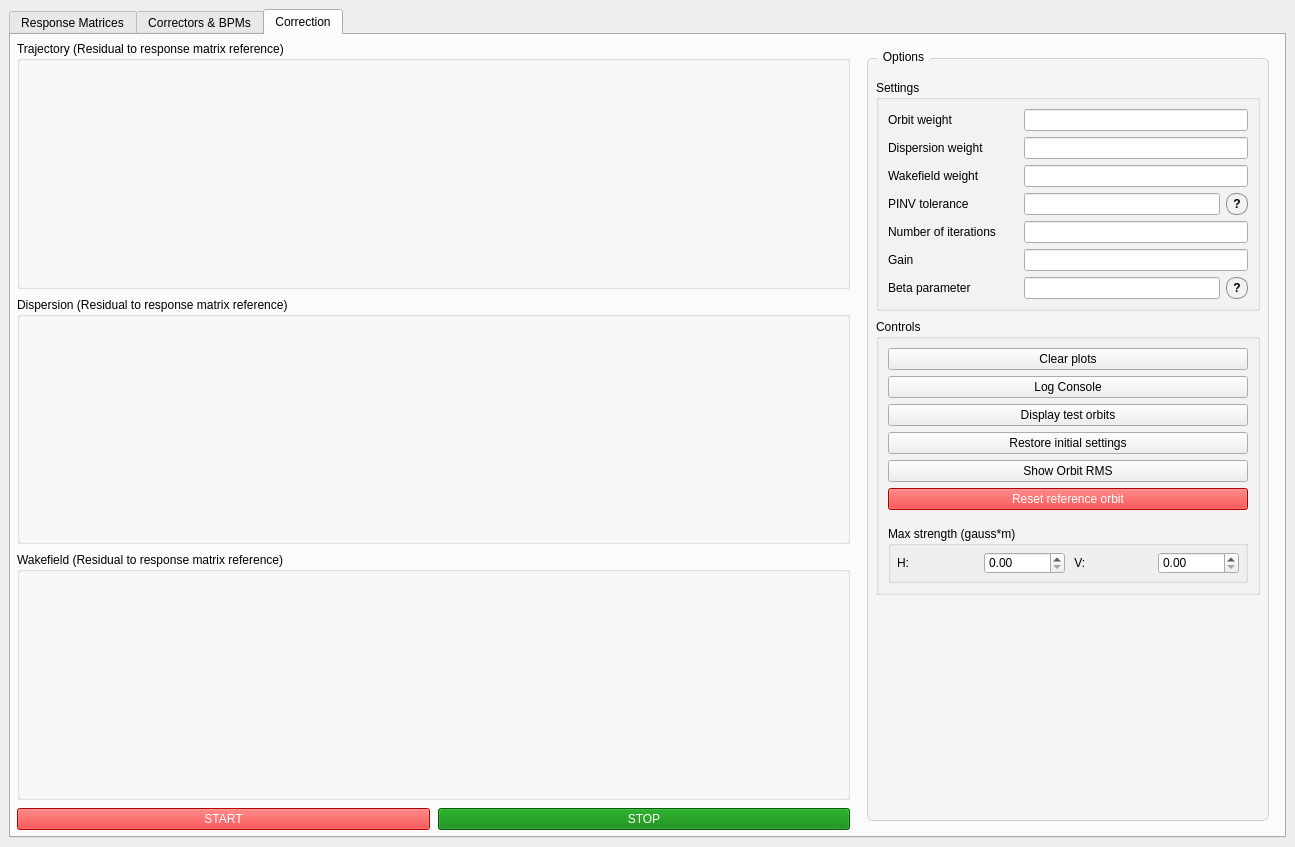
Old version of the form UI files/BBA_GUI.ui in the repository wiktoria-malek/flight-simulator.
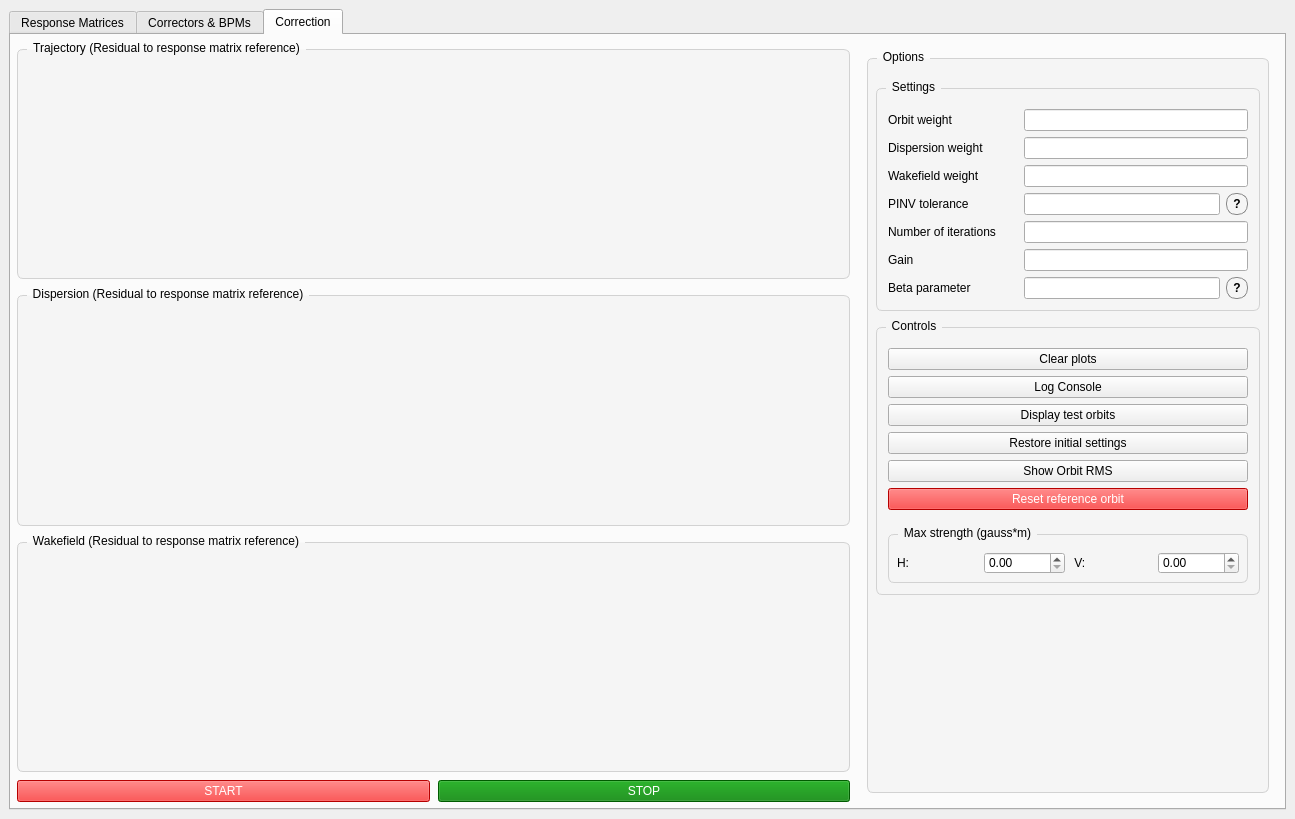
New version of the form. The open tabs and pages were chosen to show the change.

The edit to the form file:
```diff
--- a/UI files/BBA_GUI.ui
+++ b/UI files/BBA_GUI.ui
@@ -7,7 +7,7 @@
     <x>0</x>
     <y>0</y>
     <width>1295</width>
-    <height>847</height>
+    <height>819</height>
    </rect>
   </property>
   <property name="windowTitle">
@@ -481,6 +481,20 @@
            <layout class="QVBoxLayout" name="plots_column_layout">
             <item>
              <widget class="QGroupBox" name="groupBox_2">
+              <property name="styleSheet">
+               <string notr="true">QGroupBox#groupBox_2 {
+    background-color: rgb(245, 245, 245);
+    border: 1px solid rgb(210, 210, 210);
+    border-radius: 6px;
+    margin-top: 8px;
+    padding-top: 6px;
+}
+QGroupBox#groupBox_2::title {
+    subcontrol-origin: margin;
+    left: 10px;
+    padding: 0 4px 0 4px;
+}</string>
+              </property>
               <property name="title">
                <string>Trajectory (Residual to response matrix reference)</string>
               </property>
@@ -506,6 +520,20 @@
             </item>
             <item>
              <widget class="QGroupBox" name="groupBox_3">
+              <property name="styleSheet">
+               <string notr="true">QGroupBox#groupBox_3 {
+    background-color: rgb(245, 245, 245);
+    border: 1px solid rgb(210, 210, 210);
+    border-radius: 6px;
+    margin-top: 8px;
+    padding-top: 6px;
+}
+QGroupBox#groupBox_3::title {
+    subcontrol-origin: margin;
+    left: 10px;
+    padding: 0 4px 0 4px;
+}</string>
+              </property>
               <property name="title">
                <string>Dispersion (Residual to response matrix reference)</string>
               </property>
@@ -531,6 +559,20 @@
             </item>
             <item>
              <widget class="QGroupBox" name="groupBox_4">
+              <property name="styleSheet">
+               <string notr="true">QGroupBox#groupBox_4 {
+    background-color: rgb(245, 245, 245);
+    border: 1px solid rgb(210, 210, 210);
+    border-radius: 6px;
+    margin-top: 8px;
+    padding-top: 6px;
+}
+QGroupBox#groupBox_4::title {
+    subcontrol-origin: margin;
+    left: 10px;
+    padding: 0 4px 0 4px;
+}</string>
+              </property>
               <property name="title">
                <string>Wakefield (Residual to response matrix reference)</string>
               </property>
@@ -635,6 +677,20 @@
                 </property>
                 <item>
                  <widget class="QGroupBox" name="groupBox">
+                  <property name="styleSheet">
+                   <string notr="true">QGroupBox#groupBox {
+    background-color: rgb(245, 245, 245);
+    border: 1px solid rgb(210, 210, 210);
+    border-radius: 6px;
+    margin-top: 8px;
+    padding-top: 6px;
+}
+QGroupBox#groupBox::title {
+    subcontrol-origin: margin;
+    left: 10px;
+    padding: 0 4px 0 4px;
+}</string>
+                  </property>
                   <property name="title">
                    <string>Settings</string>
                   </property>
@@ -989,6 +1045,20 @@
                 </item>
                 <item>
                  <widget class="QGroupBox" name="correction_controls_group">
+                  <property name="styleSheet">
+                   <string notr="true">QGroupBox#correction_controls_group {
+    background-color: rgb(245, 245, 245);
+    border: 1px solid rgb(210, 210, 210);
+    border-radius: 6px;
+    margin-top: 8px;
+    padding-top: 6px;
+}
+QGroupBox#correction_controls_group::title {
+    subcontrol-origin: margin;
+    left: 10px;
+    padding: 0 4px 0 4px;
+}</string>
+                  </property>
                   <property name="title">
                    <string>Controls</string>
                   </property>
@@ -1056,6 +1126,20 @@
                    </item>
                    <item>
                     <widget class="QGroupBox" name="current_groupbox_right">
+                     <property name="styleSheet">
+                      <string notr="true">QGroupBox#current_groupbox_right {
+    background-color: rgb(245, 245, 245);
+    border: 1px solid rgb(210, 210, 210);
+    border-radius: 6px;
+    margin-top: 8px;
+    padding-top: 6px;
+}
+QGroupBox#current_groupbox_right::title {
+    subcontrol-origin: margin;
+    left: 10px;
+    padding: 0 4px 0 4px;
+}</string>
+                     </property>
                      <property name="title">
                       <string>Max strength (gauss*m)</string>
                      </property>
```
Left out of the diff: 134 changed lines with no effect on the pictures. Lines whose indentation alone changed are shown as unchanged.
